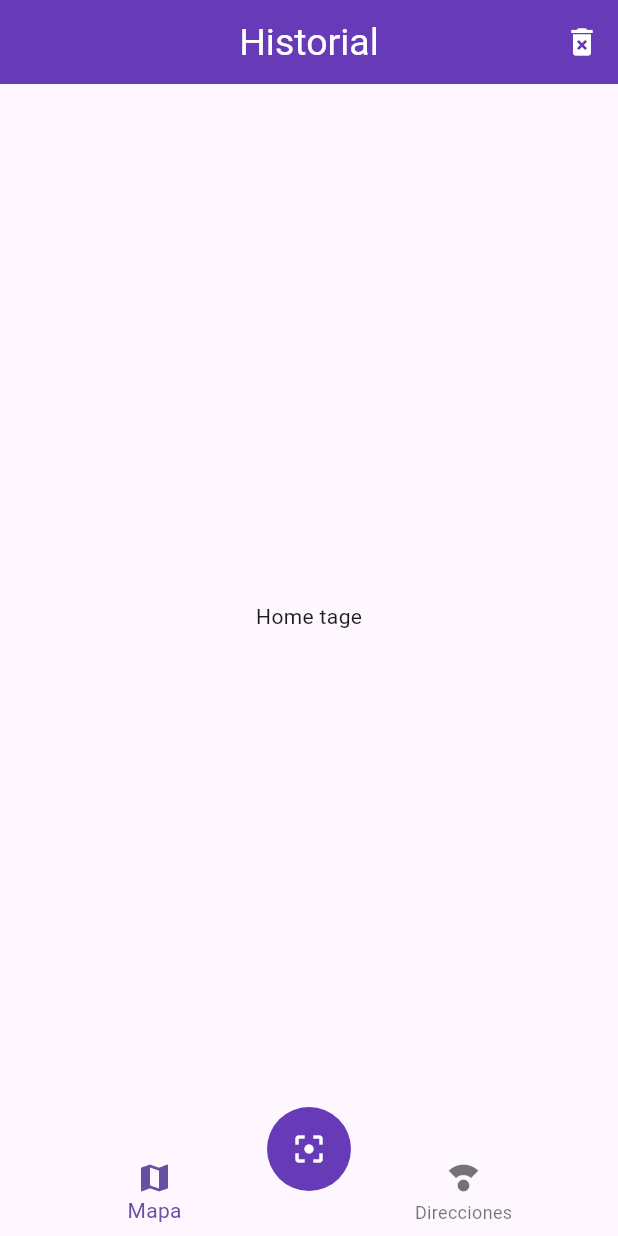
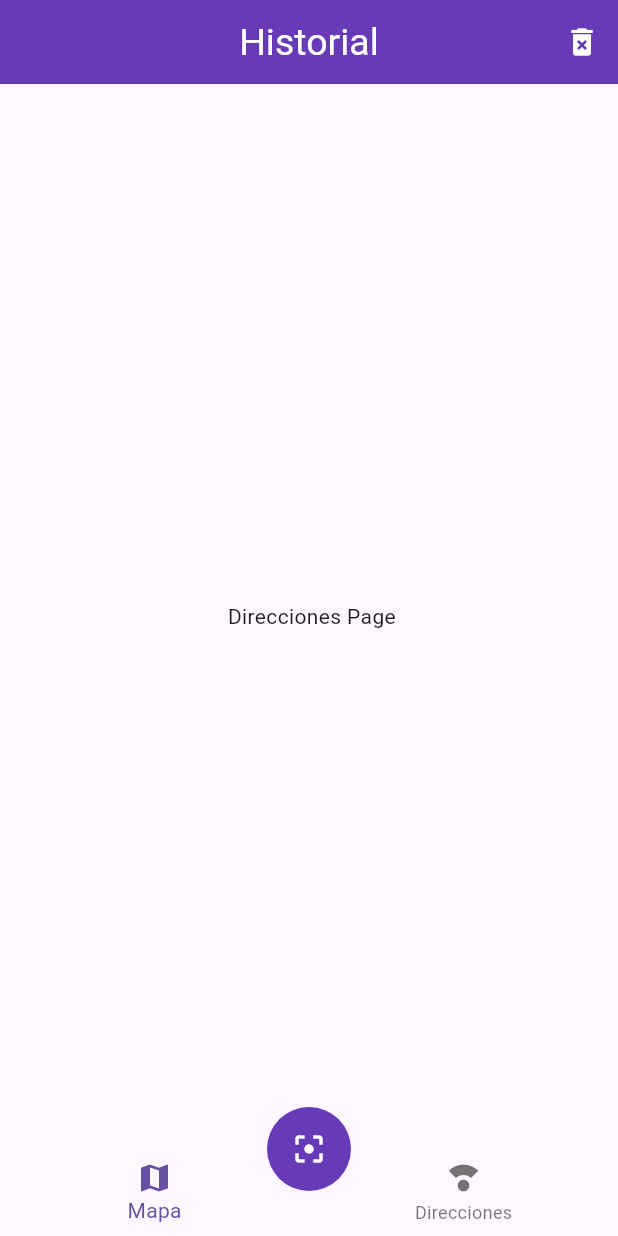
Before and after one commit to EmanuelCM/qr_reader2, a Flutter app: the screen it shows after launch, on a phone screen of 412 x 824 dp. Run offline on Flutter 3.47's test engine with Material 3 defaults, Android fonts, the phone set to English and light mode, and no system bars.

Commit message:
Implemento arbol de widtget para el home

```diff
--- /dev/null
+++ b/lib/page/direcciones_page.dart
@@ -0,0 +1,12 @@
+import 'package:flutter/material.dart';
+
+class DireccionesPage extends StatelessWidget {
+  const DireccionesPage({super.key});
+
+  @override
+  Widget build(BuildContext context) {
+    return const Center(
+      child: Text(' Direcciones Page'),
+    );
+  }
+}
--- a/lib/page/home_page.dart
+++ b/lib/page/home_page.dart
@@ -1,4 +1,6 @@
 import 'package:flutter/material.dart';
+import 'package:qr_reader2/page/pages.dart';
+
 import 'package:qr_reader2/widget/widgets.dart';
 
 class HomePage extends StatelessWidget {
@@ -18,9 +20,7 @@ class HomePage extends StatelessWidget {
               ))
         ],
       ),
-      body: const Center(
-        child: Text('Home tage'),
-      ),
+      body: _HomePageBody(),
       bottomNavigationBar: const CustomNavigatorbar(),
       floatingActionButton: const ScanButton(),
       floatingActionButtonLocation: FloatingActionButtonLocation.centerDocked,
@@ -28,3 +28,20 @@ class HomePage extends StatelessWidget {
     // floatingActionButton:
   }
 }
+
+class _HomePageBody extends StatelessWidget {
+  @override
+  Widget build(BuildContext context) {
+    // cambiar para mostrar la pagina
+    final currentIdex = 1;
+
+    switch (currentIdex) {
+      case 0:
+        return MapasPage();
+      case 1:
+        return DireccionesPage();
+      default:
+        return MapasPage();
+    }
+  }
+}
--- /dev/null
+++ b/lib/page/mapas_page.dart
@@ -0,0 +1,10 @@
+import 'package:flutter/material.dart';
+
+class MapasPage extends StatelessWidget {
+  @override
+  Widget build(BuildContext context) {
+    return const Center(
+      child: Text('Mapa Page'),
+    );
+  }
+}
--- a/lib/page/pages.dart
+++ b/lib/page/pages.dart
@@ -1,2 +1,5 @@
+export 'package:qr_reader2/page/direcciones_page.dart';
+
+export 'package:qr_reader2/page/mapas_page.dart';
 export 'package:qr_reader2/page/home_page.dart';
 export 'package:qr_reader2/page/mapa_page.dart';
--- a/lib/widget/custom_navigatorbar.dart
+++ b/lib/widget/custom_navigatorbar.dart
@@ -5,9 +5,10 @@ class CustomNavigatorbar extends StatelessWidget {
 
   @override
   Widget build(BuildContext context) {
+    final currentIndex = 0;
     // se reuqiere mas de un BottomNavigationBarItem de manera obligatoria
     return BottomNavigationBar(
-      currentIndex: 0,
+      currentIndex: currentIndex,
       elevation: 0,
       items: const [
         BottomNavigationBarItem(
```
